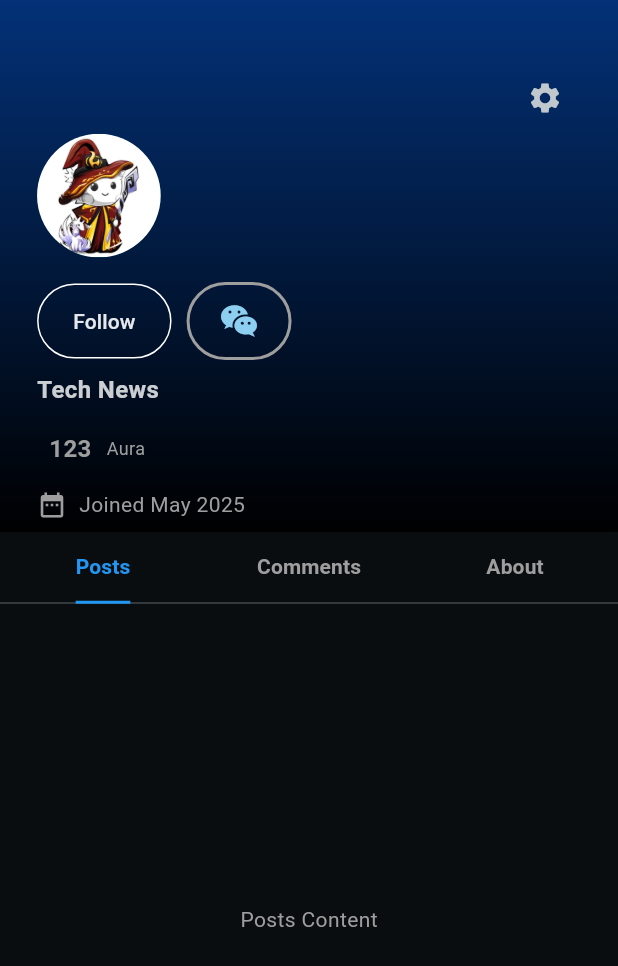
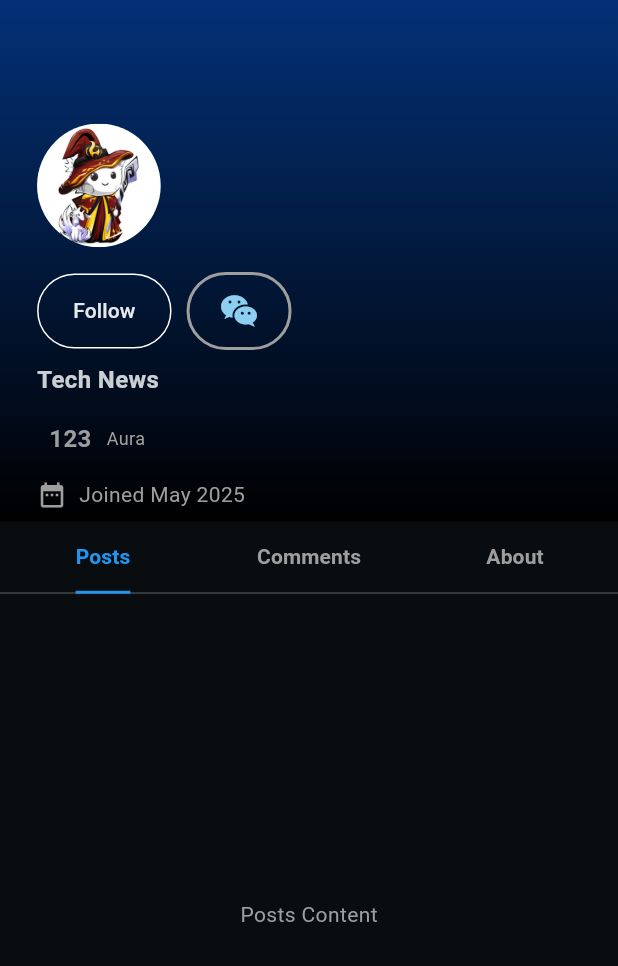
Before and after one commit to Ashar-Azeem/Verbatica, a Flutter app: the otherProfileView screen opened directly with sample values from the repository, on a phone screen of 412 x 824 dp. Shown: the top 966 px of the screen. Run offline on Flutter 3.47's test engine with Material 3 defaults, Android fonts, the phone set to English and light mode, and no system bars; our stand-ins replace bloc, cached_network_image, chewie, country_picker, email_validator, equatable and 13 more; accounts and stored records are empty; network calls fail.

Commit message:
Small changes to solve zain's mess

```diff
--- a/lib/UI_Components/PostComponents/PostUI.dart
+++ b/lib/UI_Components/PostComponents/PostUI.dart
@@ -10,7 +10,6 @@ import 'package:verbatica/BLOC/Home/home_bloc.dart';
 import 'package:verbatica/BLOC/User%20bloc/user_bloc.dart';
 import 'package:verbatica/BLOC/User%20bloc/user_state.dart';
 import 'package:verbatica/BLOC/User%20bloc/user_event.dart' as userEvents;
-import 'package:verbatica/BLOC/otheruser/otheruser_bloc.dart';
 import 'package:verbatica/UI_Components/PostComponents/VideoPlayer.dart';
 import 'package:verbatica/Utilities/Color.dart';
 import 'package:verbatica/Views/Nav%20Bar%20Screens/Home%20View%20Screens/ViewDiscussion.dart';
--- a/lib/Views/Nav Bar Screens/AddPostView.dart
+++ b/lib/Views/Nav Bar Screens/AddPostView.dart
@@ -287,10 +287,7 @@ class _CreatePostScreenState extends State<CreatePostScreen> {
       resizeToAvoidBottomInset: true,
       appBar: AppBar(
         title: const Text('Create Post', style: TextStyle(color: Colors.white)),
-        leading: IconButton(
-          icon: const Icon(Icons.close, color: Colors.white),
-          onPressed: () => Navigator.pop(context),
-        ),
+
         actions: [
           Padding(
             padding: const EdgeInsets.all(8.0),
--- a/lib/Views/Nav Bar Screens/ProfileView/otherprofile.dart
+++ b/lib/Views/Nav Bar Screens/ProfileView/otherprofile.dart
@@ -1,11 +1,9 @@
-// ignore_for_file: file_names
+// ignore_for_file: file_names, camel_case_types
 import 'package:flutter/material.dart';
 import 'package:flutter_bloc/flutter_bloc.dart';
-import 'package:persistent_bottom_nav_bar_v2/persistent_bottom_nav_bar_v2.dart';
 import 'package:sizer/sizer.dart';
 import 'package:verbatica/BLOC/otheruser/otheruser_bloc.dart';
 import 'package:verbatica/Utilities/dateformat.dart';
-import 'package:verbatica/Views/Nav%20Bar%20Screens/ProfileView/settingscreen.dart';
 import 'package:verbatica/model/Post.dart';
 
 class otherProfileView extends StatefulWidget {
@@ -62,21 +60,7 @@ class _ProfileViewState extends State<otherProfileView>
                 child: Column(
                   crossAxisAlignment: CrossAxisAlignment.start,
                   children: [
-                    Row(
-                      children: [
-                        Spacer(),
-                        IconButton(
-                          onPressed: () {
-                            pushScreen(
-                              context,
-                              screen: SettingsScreen(),
-                              withNavBar: false,
-                            );
-                          },
-                          icon: Icon(Icons.settings),
-                        ),
-                      ],
-                    ),
+                    SizedBox(height: 5.h),
                     CircleAvatar(
                       radius: 5.0.h,
                       backgroundImage: AssetImage(
--- a/lib/Views/Nav Bar Screens/mainBottomNavigationBar.dart
+++ b/lib/Views/Nav Bar Screens/mainBottomNavigationBar.dart
@@ -5,7 +5,6 @@ import 'package:persistent_bottom_nav_bar_v2/persistent_bottom_nav_bar_v2.dart';
 import 'package:verbatica/BLOC/Home/home_bloc.dart';
 import 'package:verbatica/BLOC/User%20bloc/user_bloc.dart' show UserBloc;
 import 'package:verbatica/BLOC/User%20bloc/user_event.dart' show UpdateUser;
-import 'package:verbatica/BLOC/otheruser/otheruser_bloc.dart';
 import 'package:verbatica/DummyData/UserDummyData.dart';
 import 'package:verbatica/Utilities/Color.dart';
 import 'package:verbatica/Views/Nav%20Bar%20Screens/AddPostView.dart';
```
